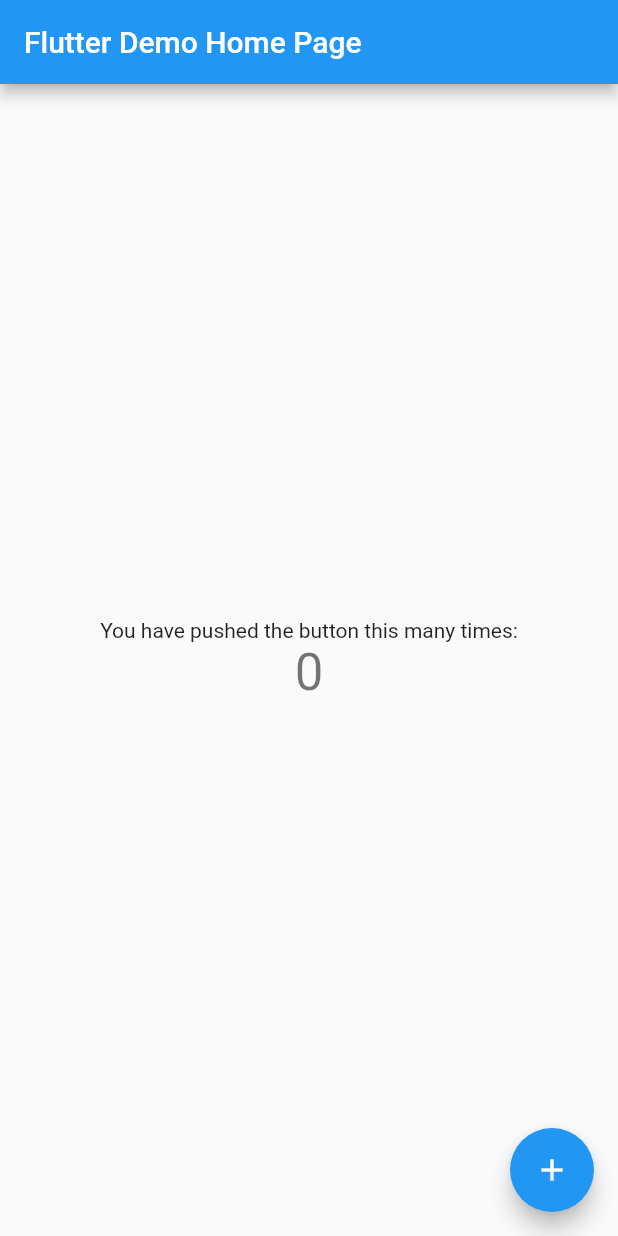
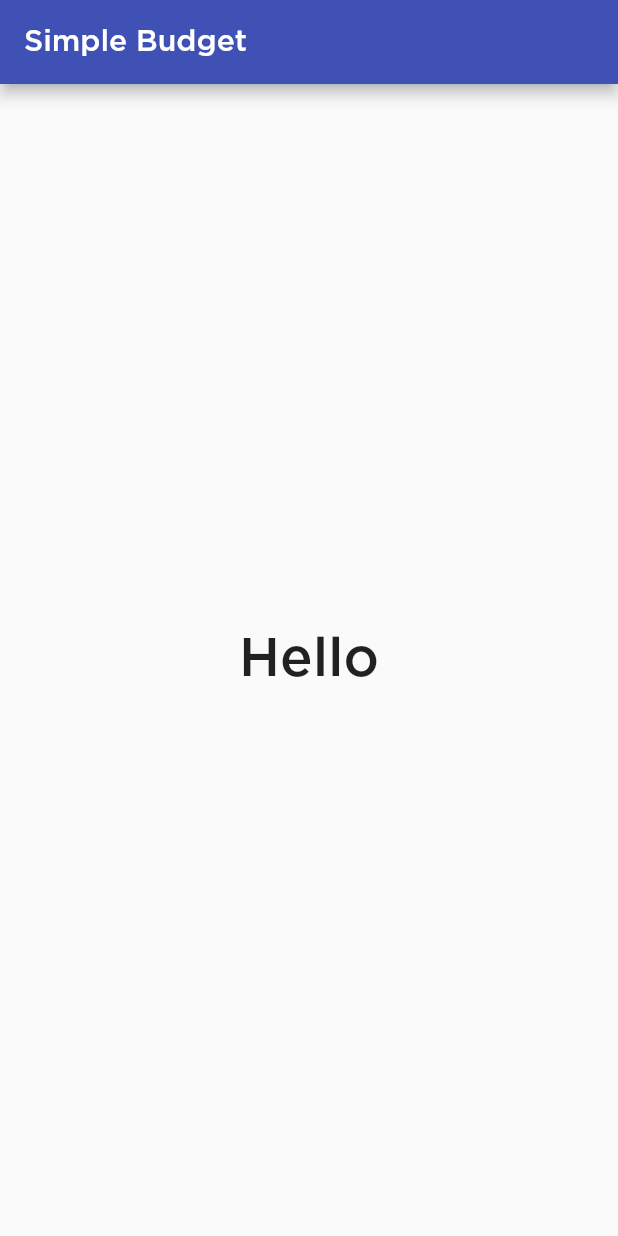
Before and after one commit to warpten123/MobileProject-Budget-App-, a Flutter app: the screen it shows after launch, on a phone screen of 412 x 824 dp. Run offline on Flutter 3.47's test engine with Material 2 defaults, Android fonts, the phone set to English and light mode, and no system bars.

Commit message:
added scaffold

```diff
--- a/budget_app/lib/main.dart
+++ b/budget_app/lib/main.dart
@@ -1,117 +1,19 @@
 import 'package:flutter/material.dart';
+import 'package:budget_app/screens/budget.dart';
 
-void main() {
-  runApp(MyApp());
-}
+void main() => runApp(MyApp());
 
 class MyApp extends StatelessWidget {
-  // This widget is the root of your application.
   @override
   Widget build(BuildContext context) {
     return MaterialApp(
-      title: 'Flutter Demo',
+      home: Budget(
+        title: 'Simple Budget',
+      ),
       theme: ThemeData(
-        // This is the theme of your application.
-        //
-        // Try running your application with "flutter run". You'll see the
-        // application has a blue toolbar. Then, without quitting the app, try
-        // changing the primarySwatch below to Colors.green and then invoke
-        // "hot reload" (press "r" in the console where you ran "flutter run",
-        // or simply save your changes to "hot reload" in a Flutter IDE).
-        // Notice that the counter didn't reset back to zero; the application
-        // is not restarted.
-        primarySwatch: Colors.blue,
-        // This makes the visual density adapt to the platform that you run
-        // the app on. For desktop platforms, the controls will be smaller and
-        // closer together (more dense) than on mobile platforms.
-        visualDensity: VisualDensity.adaptivePlatformDensity,
+        primarySwatch: Colors.indigo,
+        accentColor: Colors.blue,
       ),
-      home: MyHomePage(title: 'Flutter Demo Home Page'),
     );
   }
 }
-
-class MyHomePage extends StatefulWidget {
-  MyHomePage({Key key, this.title}) : super(key: key);
-
-  // This widget is the home page of your application. It is stateful, meaning
-  // that it has a State object (defined below) that contains fields that affect
-  // how it looks.
-
-  // This class is the configuration for the state. It holds the values (in this
-  // case the title) provided by the parent (in this case the App widget) and
-  // used by the build method of the State. Fields in a Widget subclass are
-  // always marked "final".
-
-  final String title;
-
-  @override
-  _MyHomePageState createState() => _MyHomePageState();
-}
-
-class _MyHomePageState extends State<MyHomePage> {
-  int _counter = 0;
-
-  void _incrementCounter() {
-    setState(() {
-      // This call to setState tells the Flutter framework that something has
-      // changed in this State, which causes it to rerun the build method below
-      // so that the display can reflect the updated values. If we changed
-      // _counter without calling setState(), then the build method would not be
-      // called again, and so nothing would appear to happen.
-      _counter++;
-    });
-  }
-
-  @override
-  Widget build(BuildContext context) {
-    // This method is rerun every time setState is called, for instance as done
-    // by the _incrementCounter method above.
-    //
-    // The Flutter framework has been optimized to make rerunning build methods
-    // fast, so that you can just rebuild anything that needs updating rather
-    // than having to individually change instances of widgets.
-    return Scaffold(
-      appBar: AppBar(
-        // Here we take the value from the MyHomePage object that was created by
-        // the App.build method, and use it to set our appbar title.
-        title: Text(widget.title),
-      ),
-      body: Center(
-        // Center is a layout widget. It takes a single child and positions it
-        // in the middle of the parent.
-        child: Column(
-          // Column is also a layout widget. It takes a list of children and
-          // arranges them vertically. By default, it sizes itself to fit its
-          // children horizontally, and tries to be as tall as its parent.
-          //
-          // Invoke "debug painting" (press "p" in the console, choose the
-          // "Toggle Debug Paint" action from the Flutter Inspector in Android
-          // Studio, or the "Toggle Debug Paint" command in Visual Studio Code)
-          // to see the wireframe for each widget.
-          //
-          // Column has various properties to control how it sizes itself and
-          // how it positions its children. Here we use mainAxisAlignment to
-          // center the children vertically; the main axis here is the vertical
-          // axis because Columns are vertical (the cross axis would be
-          // horizontal).
-          mainAxisAlignment: MainAxisAlignment.center,
-          children: <Widget>[
-            Text(
-              'You have pushed the button this many times:',
-            ),
-            Text(
-              '$_counter',
-              style: Theme.of(context).textTheme.headline4,
-            ),
-          ],
-        ),
-      ),
-      floatingActionButton: FloatingActionButton(
-        onPressed: _incrementCounter,
-        tooltip: 'Increment',
-        child: Icon(Icons.add),
-      ), // This trailing comma makes auto-formatting nicer for build methods.
-    );
-  }
-}
--- /dev/null
+++ b/budget_app/lib/screens/budget.dart
@@ -0,0 +1,39 @@
+import 'package:flutter/material.dart';
+
+class Budget extends StatefulWidget {
+  Budget({this.title});
+  final String title;
+
+  @override
+  _Budget createState() => _Budget();
+}
+
+class _Budget extends State<Budget> {
+  @override
+  Widget build(BuildContext context) {
+    return Scaffold(
+      appBar: AppBar(
+        title: Text(
+          widget.title,
+          style: TextStyle(
+            fontFamily: 'Gotham',
+          ),
+        ),
+      ),
+      body: Center(
+        child: Column(
+          mainAxisAlignment: MainAxisAlignment.center,
+          children: <Widget>[
+            Text(
+              'Hello',
+              style: TextStyle(
+                fontFamily: 'Gotham',
+                fontSize: 36.0,
+              ),
+            )
+          ],
+        ),
+      ),
+    );
+  }
+}
```
Also changed, not shown: budget_app/pubspec.yaml (+8 -6 lines), budget_app/assets/fonts/Gotham-Book.otf (added), budget_app/assets/fonts/Gotham-Light.otf (added), budget_app/assets/fonts/Gotham-Medium.otf (added), budget_app/assets/fonts/GothamBold.ttf (added).
